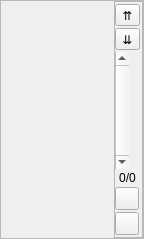
IoeCmcomc/MCDatapacker, file src/datawidgetinterface.ui: the form before one commit.
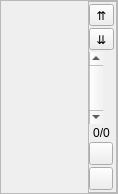
The form after the commit. Icons and pictures are not drawn.

```diff
--- a/src/datawidgetinterface.ui
+++ b/src/datawidgetinterface.ui
@@ -6,8 +6,8 @@
    <rect>
     <x>0</x>
     <y>0</y>
-    <width>144</width>
-    <height>239</height>
+    <width>118</width>
+    <height>194</height>
    </rect>
   </property>
   <property name="mouseTracking">
@@ -24,7 +24,7 @@
   </property>
   <layout class="QHBoxLayout" name="horizontalLayout">
    <property name="spacing">
-    <number>0</number>
+    <number>7</number>
    </property>
    <property name="leftMargin">
     <number>0</number>
@@ -54,8 +54,8 @@
        <rect>
         <x>0</x>
         <y>0</y>
-        <width>111</width>
-        <height>237</height>
+        <width>78</width>
+        <height>192</height>
        </rect>
       </property>
      </widget>
```
